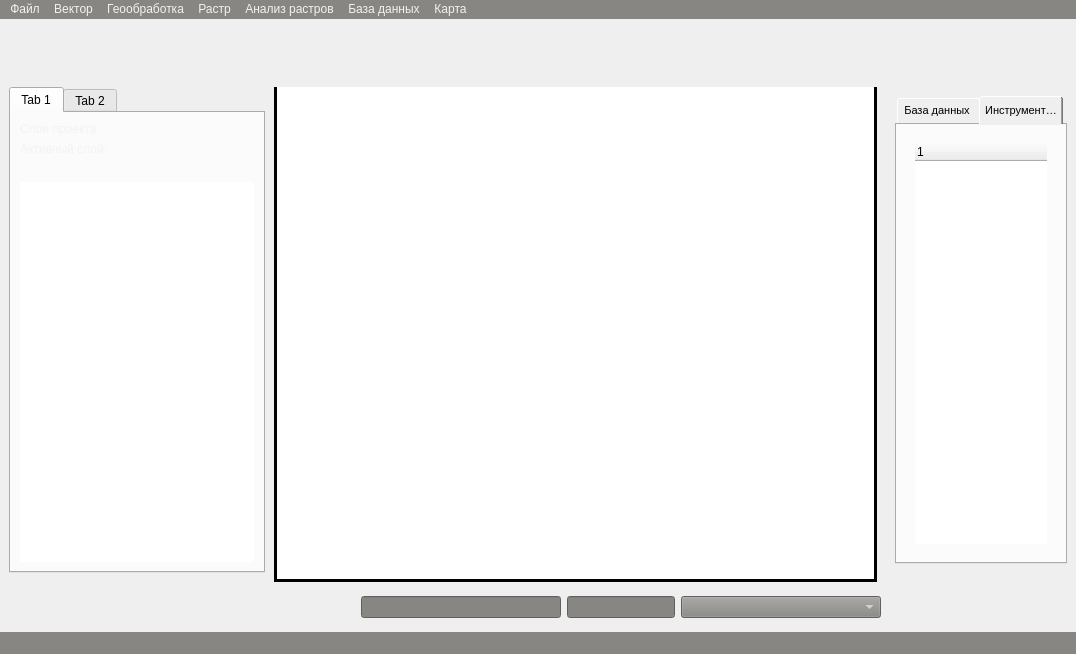
First picture: the form in ui/mainwindow.ui, repository Doggerr111/vrsa-gis, before the edit.
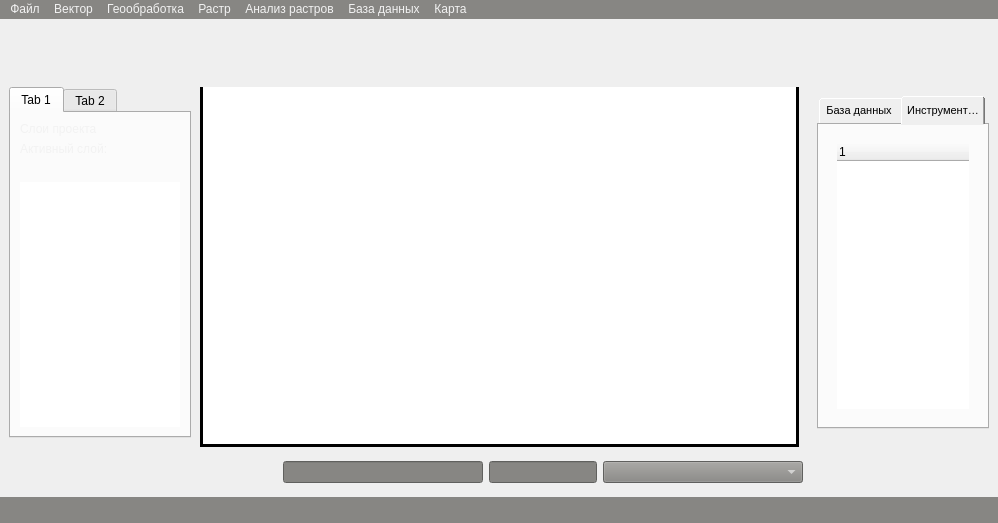
Second picture: the form after the edit. Icons and pictures are not drawn. Custom widgets are drawn as their Qt base class.

Commit message: fix: fix problem with qsplitter

The edit to the form file:
```diff
--- a/ui/mainwindow.ui
+++ b/ui/mainwindow.ui
@@ -6,12 +6,12 @@
    <rect>
     <x>0</x>
     <y>0</y>
-    <width>1076</width>
-    <height>654</height>
+    <width>998</width>
+    <height>523</height>
    </rect>
   </property>
   <property name="sizePolicy">
-   <sizepolicy hsizetype="Preferred" vsizetype="Expanding">
+   <sizepolicy hsizetype="Expanding" vsizetype="Expanding">
     <horstretch>0</horstretch>
     <verstretch>0</verstretch>
    </sizepolicy>
@@ -129,6 +129,18 @@
 QPushButton:hover {
 	border: 1px solid;
     border-color: #333; /* Цвет рамки при наведении */
+}
+QPushButton {
+border:none;
+}
+QPushButton:pressed { 
+background-color: gray;
+border: 1px solid
+}
+
+QPushButton:hover {
+	border: 1px solid;
+    border-color: #333; /* Цвет рамки при наведении */
 }</string>
          </property>
          <property name="frameShape">
@@ -394,14 +406,14 @@
        <item alignment="Qt::AlignLeft">
         <widget class="QFrame" name="left_menu_frame">
          <property name="sizePolicy">
-          <sizepolicy hsizetype="Fixed" vsizetype="Expanding">
+          <sizepolicy hsizetype="Expanding" vsizetype="Expanding">
            <horstretch>0</horstretch>
            <verstretch>0</verstretch>
           </sizepolicy>
          </property>
          <property name="minimumSize">
           <size>
-           <width>274</width>
+           <width>200</width>
            <height>0</height>
           </size>
          </property>
@@ -659,7 +671,7 @@
         <widget class="QFrame" name="frame">
          <property name="sizePolicy">
           <sizepolicy hsizetype="Expanding" vsizetype="Expanding">
-           <horstretch>1</horstretch>
+           <horstretch>0</horstretch>
            <verstretch>0</verstretch>
           </sizepolicy>
          </property>
@@ -728,13 +740,13 @@
          </layout>
         </widget>
        </item>
-       <item alignment="Qt::AlignLeft">
+       <item alignment="Qt::AlignRight">
         <widget class="QFrame" name="right_menu_frame">
          <property name="enabled">
           <bool>true</bool>
          </property>
          <property name="sizePolicy">
-          <sizepolicy hsizetype="Preferred" vsizetype="Expanding">
+          <sizepolicy hsizetype="Expanding" vsizetype="Expanding">
            <horstretch>0</horstretch>
            <verstretch>0</verstretch>
           </sizepolicy>
@@ -1126,7 +1138,7 @@
     <rect>
      <x>0</x>
      <y>0</y>
-     <width>1076</width>
+     <width>998</width>
      <height>22</height>
     </rect>
    </property>
@@ -1197,6 +1209,15 @@
    <addaction name="menu_4"/>
   </widget>
   <widget class="QStatusBar" name="statusbar">
+   <property name="enabled">
+    <bool>true</bool>
+   </property>
+   <property name="minimumSize">
+    <size>
+     <width>0</width>
+     <height>26</height>
+    </size>
+   </property>
    <property name="styleSheet">
     <string notr="true">background-color: rgb(135, 134, 131)</string>
    </property>
```
Left out of the diff: 42 changed lines with no effect on the pictures. The commit also changes 2 other files.
